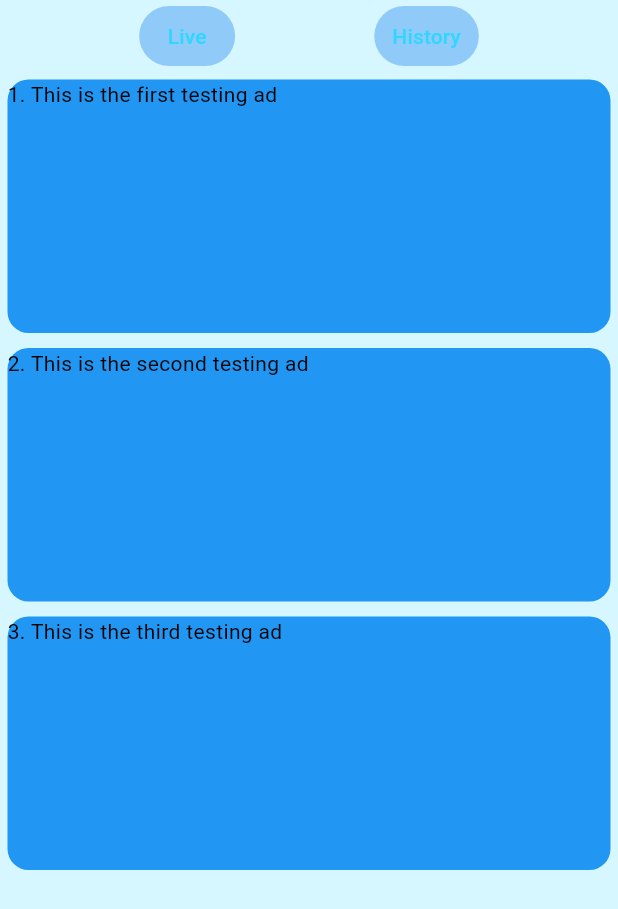
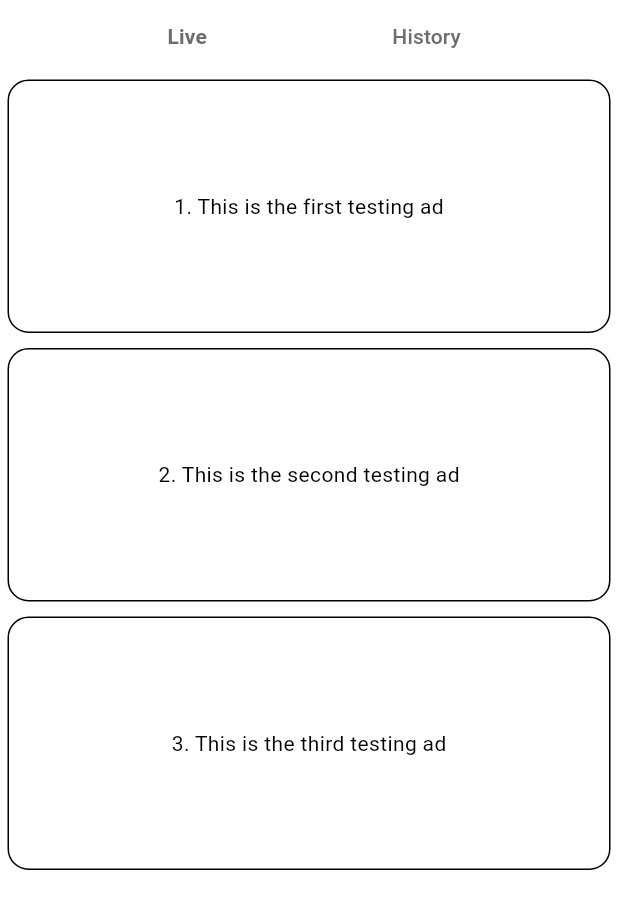
Before and after one commit to ArturKlasa/ad_app, a Flutter app: the MyAdsScreen screen opened by its route, on a phone screen of 412 x 824 dp. Shown: the top 909 px of the screen. Run offline on Flutter 3.47's test engine with Material 3 defaults, Android fonts, the light colour scheme and no system bars; our stand-ins replace fluentui_icons, flutter_map, gap, latlong2.

Commit message:
Cleanup. Changed the theme color

```diff
--- a/lib/screens/main_drawer.dart
+++ b/lib/deprecated/screens/main_drawer.dart
@@ -1,5 +1,5 @@
-import 'package:addapp/components/drawer_tile.dart';
-import 'package:addapp/components/my_drawer_header.dart';
+import 'package:addapp/deprecated/components/drawer_tile.dart';
+import 'package:addapp/deprecated/components/my_drawer_header.dart';
 import 'package:addapp/constants/routes.dart';
 import 'package:flutter/material.dart';
 
--- a/lib/screens/my_ads_screen.dart
+++ b/lib/screens/my_ads_screen.dart
@@ -2,19 +2,19 @@ import 'package:addapp/resources/ad_data.dart';
 import 'package:addapp/utils/ad_display.dart';
 import 'package:flutter/material.dart';
 
-class MyAdsScreen extends StatelessWidget {
+class MyAdsScreen extends StatefulWidget {
   const MyAdsScreen({super.key});
 
   @override
+  State<MyAdsScreen> createState() => _MyAdsScreenState();
+}
+
+class _MyAdsScreenState extends State<MyAdsScreen> {
+  @override
   Widget build(BuildContext context) {
     return Scaffold(
-        // appBar: AppBar(
-        //   title: const Text('My ads'),
-        //   backgroundColor: Theme.of(context).primaryColor,
-        // ),
-        // drawer: const MainDrawer(),
         body: Scaffold(
-      backgroundColor: Theme.of(context).primaryColor.withOpacity(0.2),
+      backgroundColor: Theme.of(context).colorScheme.background,
       body: ListView(
         children: [
           Row(
@@ -22,16 +22,27 @@ class MyAdsScreen extends StatelessWidget {
             children: [
               TextButton(
                 style: ButtonStyle(
-                    backgroundColor:
-                        MaterialStatePropertyAll(Colors.blue.shade200)),
-                child: const Text('Live'),
+                  backgroundColor: MaterialStatePropertyAll(
+                      Theme.of(context).colorScheme.background),
+                ),
+                child: Text(
+                  'Live',
+                  style: TextStyle(
+                      color: Theme.of(context).colorScheme.inversePrimary,
+                      fontWeight: FontWeight.bold),
+                ),
                 onPressed: () {},
               ),
               TextButton(
                 style: ButtonStyle(
-                    backgroundColor:
-                        MaterialStatePropertyAll(Colors.blue.shade200)),
-                child: const Text('History'),
+                  backgroundColor: MaterialStatePropertyAll(
+                      Theme.of(context).colorScheme.background),
+                ),
+                child: Text(
+                  'History',
+                  style: TextStyle(
+                      color: Theme.of(context).colorScheme.inversePrimary),
+                ),
                 onPressed: () {},
               ),
             ],
--- a/lib/themes/light_mode.dart
+++ b/lib/themes/light_mode.dart
@@ -2,9 +2,9 @@ import 'package:flutter/material.dart';
 
 ThemeData lightMode = ThemeData(
     colorScheme: const ColorScheme.light(
-  background: Color.fromARGB(186, 255, 255, 255),
-  primary: Color.fromARGB(255, 48, 214, 255),
-  secondary: Color.fromARGB(255, 63, 30, 255),
-  tertiary: Color.fromRGBO(175, 94, 155, 1),
-  inversePrimary: Color.fromARGB(255, 0, 105, 167),
+  background: Color.fromARGB(151, 255, 255, 255),
+  primary: Color.fromARGB(96, 255, 255, 255),
+  secondary: Color.fromARGB(36, 255, 255, 255),
+  tertiary: Color.fromRGBO(255, 255, 255, 0.253),
+  inversePrimary: Color.fromARGB(255, 109, 109, 109),
 ));
--- a/lib/utils/ad_display.dart
+++ b/lib/utils/ad_display.dart
@@ -11,11 +11,18 @@ class AdDisplay extends StatelessWidget {
       height: 179,
       child: Container(
         margin: const EdgeInsets.all(5),
-        decoration: const BoxDecoration(
-          color: Colors.blue,
-          borderRadius: BorderRadius.all(Radius.circular(14)),
+        decoration: BoxDecoration(
+          border: Border(
+              bottom: BorderSide(),
+              top: BorderSide(),
+              left: BorderSide(),
+              right: BorderSide()),
+          color: Theme.of(context).colorScheme.primary,
+          borderRadius: const BorderRadius.all(Radius.circular(14)),
         ),
-        child: Text("${adInfo['id'].toString()}. ${adInfo['description']}"),
+        child: Center(
+            child:
+                Text("${adInfo['id'].toString()}. ${adInfo['description']}")),
       ),
     );
   }
```
Also changed, not shown: lib/deprecated/components/drawer_tile.dart (renamed from lib/components/drawer_tile.dart), lib/deprecated/components/my_drawer_header.dart (renamed from lib/components/my_drawer_header.dart).
